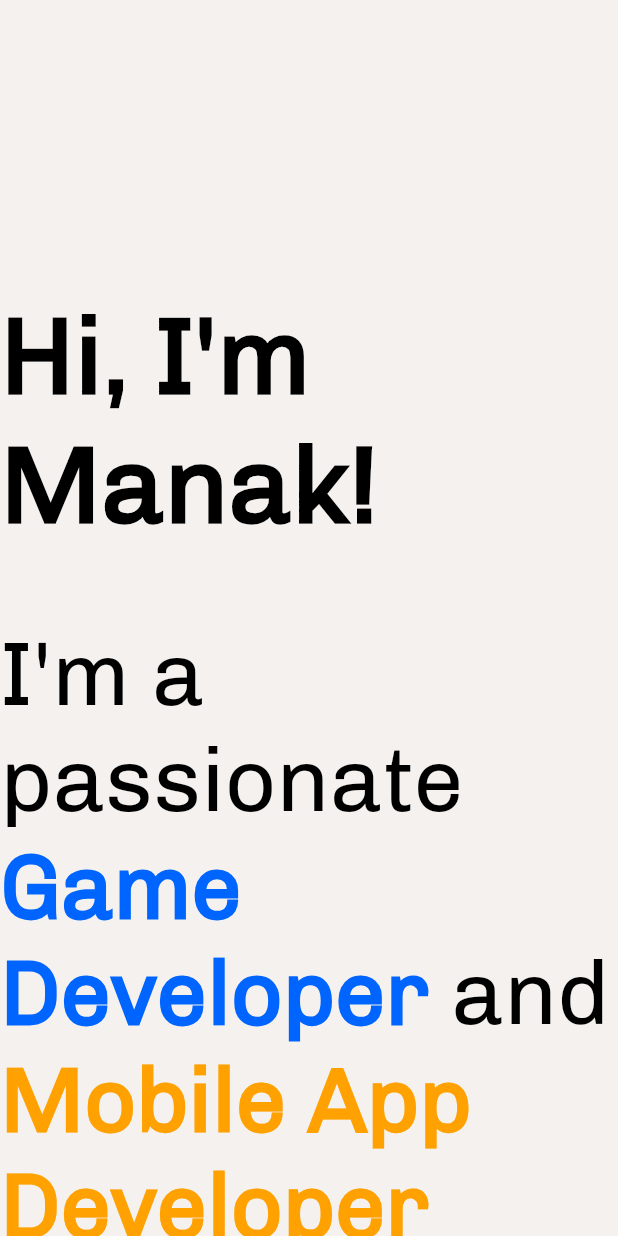
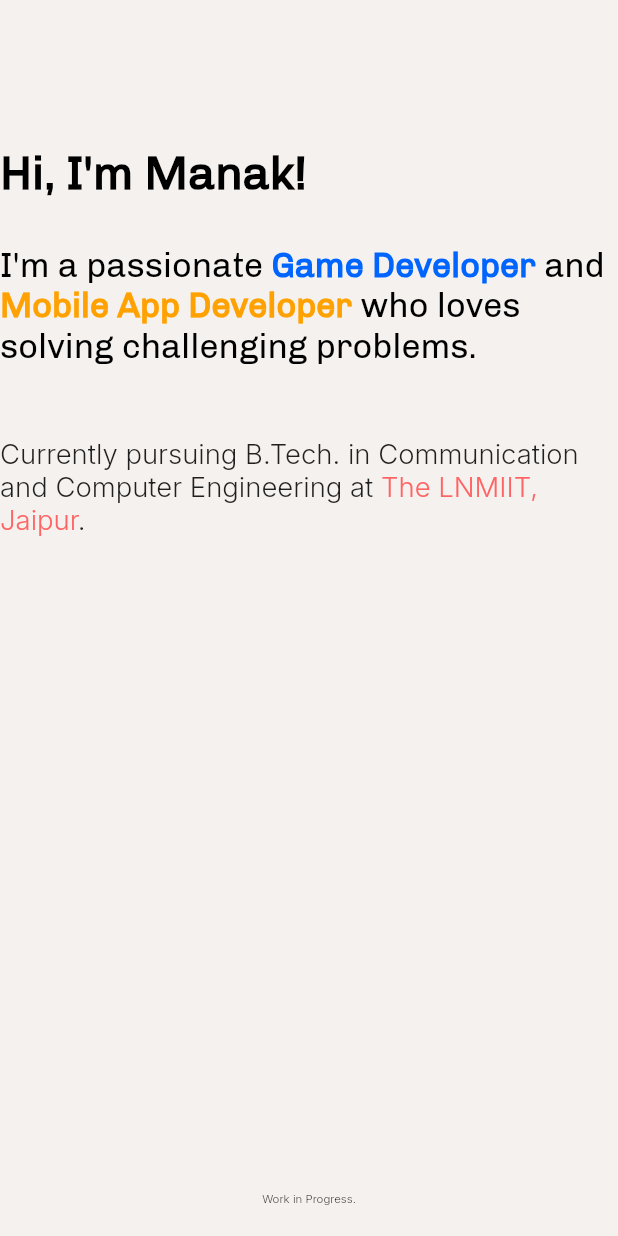
Before and after one commit to manakmishra/manakmishra.github.io, a Flutter app: the screen it shows after launch, on a phone screen of 412 x 824 dp. Run offline on Flutter 3.47's test engine with Material 2 defaults, Android fonts, the phone set to English and light mode, and no system bars; our stand-ins replace sizer, url_strategy.

Commit message:
working on responsive ui, added new logos

```diff
--- a/lib/home.dart
+++ b/lib/home.dart
@@ -1,4 +1,5 @@
 import 'package:flutter/material.dart';
+import 'package:sizer/sizer.dart';
 
 class Home extends StatelessWidget {
 
@@ -12,27 +13,25 @@ class Home extends StatelessWidget {
           mainAxisAlignment: MainAxisAlignment.spaceBetween,
           children: [
             Container(
-              padding: EdgeInsets.only(
-                top: MediaQuery.of(context).size.height/4.25,
-              ),
+              padding: EdgeInsets.only(top: 23.5.w),
               child: Column(
                 mainAxisAlignment: MainAxisAlignment.center,
                 children: [
                   Container(
-                    width: 1240,
-                    padding: EdgeInsets.only(bottom: 48),
+                    width: 65.h,
+                    padding: EdgeInsets.only(bottom: 3.5.h),
                     child: Text(
                       "Hi, I'm Manak!",
                       style: TextStyle(
                         fontFamily: "Chivo",
                         fontWeight: FontWeight.w700,
                         color: Colors.black,
-                        fontSize: 72,
+                        fontSize: 22.5.sp,
                       ),
                     ),
                   ),
                   Container(
-                    width: 1240,
+                    width: 65.h,
                     padding: EdgeInsets.only(bottom: 48),
                     child: RichText(
                       text: TextSpan(
@@ -43,7 +42,7 @@ class Home extends StatelessWidget {
                               fontFamily: "Chivo",
                               fontWeight: FontWeight.w400,
                               color: Colors.black,
-                              fontSize: 60,
+                              fontSize: 16.67.sp,
                             ),
                           ),
                           TextSpan(
@@ -52,16 +51,16 @@ class Home extends StatelessWidget {
                               fontFamily: "Chivo",
                               fontWeight: FontWeight.w700,
                               color: Color(0xFF0065FF),
-                              fontSize: 60,
+                              fontSize: 16.67.sp,
                             ),
                           ),
                           TextSpan(
-                            text: 'and  ',
+                            text: 'and ',
                             style: TextStyle(
                               fontFamily: "Chivo",
                               fontWeight: FontWeight.w400,
                               color: Colors.black,
-                              fontSize: 60,
+                              fontSize: 16.67.sp,
                             ),
                           ),
                           TextSpan(
@@ -70,7 +69,7 @@ class Home extends StatelessWidget {
                               fontFamily: "Chivo",
                               fontWeight: FontWeight.w700,
                               color: Color(0xFFFFA100),
-                              fontSize: 60,
+                              fontSize: 16.67.sp,
                             ),
                           ),
                           TextSpan(
@@ -79,7 +78,7 @@ class Home extends StatelessWidget {
                               fontFamily: "Chivo",
                               fontWeight: FontWeight.w400,
                               color: Colors.black,
-                              fontSize: 60,
+                              fontSize: 16.67.sp,
                             ),
                           ),
                         ],
@@ -87,7 +86,7 @@ class Home extends StatelessWidget {
                     )
                   ),
                   Container(
-                    width: 1240,
+                    width: 65.h,
                     child: RichText(
                       text: TextSpan(
                         children: <TextSpan>[
@@ -97,7 +96,7 @@ class Home extends StatelessWidget {
                               fontFamily: "Inter",
                               fontWeight: FontWeight.w300,
                               color: Colors.black87,
-                              fontSize: 42,
+                              fontSize: 13.33.sp,
                             ),
                           ),
                           TextSpan(
@@ -106,7 +105,7 @@ class Home extends StatelessWidget {
                               fontFamily: "Inter",
                               fontWeight: FontWeight.w300,
                               color: Color(0xFFFF6464),
-                              fontSize: 42,
+                              fontSize: 13.33.sp,
                             ),
                           ),
                           TextSpan(
@@ -115,7 +114,7 @@ class Home extends StatelessWidget {
                               fontFamily: "Inter",
                               fontWeight: FontWeight.w300,
                               color: Colors.black87,
-                              fontSize: 42,
+                              fontSize: 13.33.sp,
                             ),
                           ),
                         ],
@@ -134,7 +133,7 @@ class Home extends StatelessWidget {
                     fontFamily: "Inter",
                     fontWeight: FontWeight.w300,
                     color: Colors.black87,
-                    fontSize: 18,
+                    fontSize: 5.56.sp,
                   ),
                 ),
               ),
--- a/lib/main.dart
+++ b/lib/main.dart
@@ -1,19 +1,26 @@
 import 'package:flutter/material.dart';
 import 'package:manakmishra/config/themes/theme.dart';
 import 'package:manakmishra/home.dart';
+import 'package:sizer/sizer.dart';
+import 'package:url_strategy/url_strategy.dart';
 
 void main() {
+  setPathUrlStrategy();
   runApp(MyApp());
 }
 
 class MyApp extends StatelessWidget {
   @override
   Widget build(BuildContext context) {
-    return MaterialApp(
-      title: 'Manak Mishra',
-      debugShowCheckedModeBanner: false,
-      theme: lightTheme,
-      home: Home(),
+    return Sizer(
+      builder: (context, orientation, deviceType) {
+        return MaterialApp(
+          title: 'Manak Mishra',
+          debugShowCheckedModeBanner: false,
+          theme: lightTheme,
+          home: Home(),
+        );
+      }
     );
   }
 }
--- a/pubspec.yaml
+++ b/pubspec.yaml
@@ -11,6 +11,9 @@ environment:
 dependencies:
   flutter:
     sdk: flutter
+
+  url_strategy: ^0.2.0
+  sizer: ^2.0.13
 
 dev_dependencies:
   flutter_test:
```
Also changed, not shown: 10 other files.
